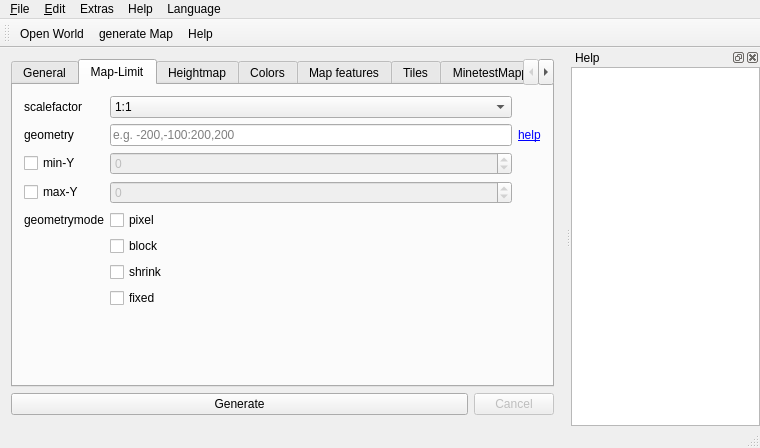
The window that mainwindow.ui (AirSThib/MinetestMapperGUI) describes before a commit, drawn with Qt 5.
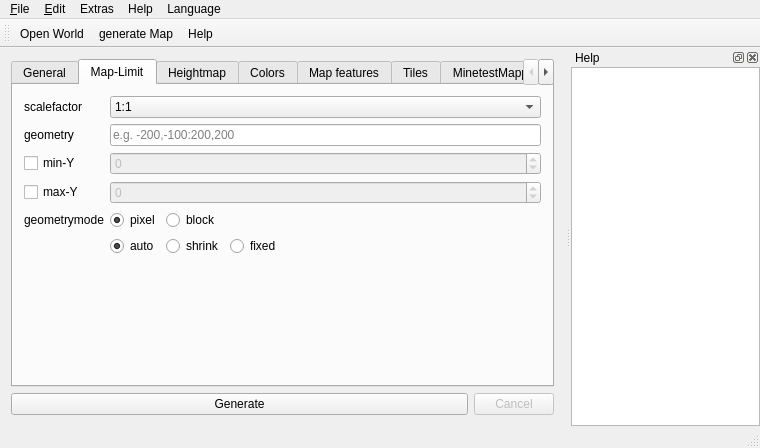
The same window after the commit. The open tabs and pages were chosen to show the change. Icons and pictures are not drawn. Custom widgets are drawn as their Qt base class.

Commit message: Improve Geometrymode (thanks to @Rogier-5)

Patch:
```diff
--- a/mainwindow.ui
+++ b/mainwindow.ui
@@ -198,40 +198,27 @@
         <string>Map-Limit</string>
        </attribute>
        <layout class="QGridLayout" name="gridLayout_8">
-        <item row="6" column="2">
-         <widget class="QCheckBox" name="geometrymode_block">
-          <property name="toolTip">
-           <string>The requested geometry will be extended so that the map does not contain partial map blocks (of 16x16 nodes each). At least all pixels covered by the geometry will be in the map, but there may be up to 15 more in every direction.</string>
+        <item row="11" column="4">
+         <spacer name="verticalSpacer_5">
+          <property name="orientation">
+           <enum>Qt::Vertical</enum>
           </property>
-          <property name="statusTip">
-           <string>round the coodinates to a multiple of 16.</string>
+          <property name="sizeHint" stdset="0">
+           <size>
+            <width>20</width>
+            <height>40</height>
+           </size>
           </property>
-          <property name="text">
-           <string>block</string>
-          </property>
-         </widget>
+         </spacer>
         </item>
-        <item row="3" column="0">
+        <item row="4" column="0">
          <widget class="QCheckBox" name="checkBox_minY">
           <property name="text">
            <string>min-Y</string>
           </property>
          </widget>
         </item>
-        <item row="5" column="2">
-         <widget class="QCheckBox" name="geometrymode_pixel">
-          <property name="toolTip">
-           <string>A map of exactly the requested size is generated (after adjustments due to the 'shrink' flag, or possible adjustments required by the scale factor).</string>
-          </property>
-          <property name="statusTip">
-           <string>interpret the coordinates with pixel granularity.</string>
-          </property>
-          <property name="text">
-           <string>pixel</string>
-          </property>
-         </widget>
-        </item>
-        <item row="4" column="0">
+        <item row="5" column="0">
          <widget class="QCheckBox" name="checkBox_maxY">
           <property name="statusTip">
            <string>Specify the upper height limit for the map</string>
@@ -241,33 +228,7 @@
           </property>
          </widget>
         </item>
-        <item row="9" column="2">
-         <spacer name="verticalSpacer_5">
-          <property name="orientation">
-           <enum>Qt::Vertical</enum>
-          </property>
-          <property name="sizeHint" stdset="0">
-           <size>
-            <width>20</width>
-            <height>40</height>
-           </size>
-          </property>
-         </spacer>
-        </item>
-        <item row="7" column="2">
-         <widget class="QCheckBox" name="geometrymode_shrink">
-          <property name="toolTip">
-           <string>Currently, shrinking is done with block granularity, and based on which blocks are in the database. As the database always contains a row or and column of empty, or partially empty blocks at the map edges, there will still be empty pixels at the edges of the map. Use --blockcolor to visualize these empty blocks.</string>
-          </property>
-          <property name="statusTip">
-           <string>Generate a map of at most the requested geometry. Shrink it to the smallest possible size that still includes the same information.</string>
-          </property>
-          <property name="text">
-           <string>shrink</string>
-          </property>
-         </widget>
-        </item>
-        <item row="3" column="2">
+        <item row="4" column="4">
          <widget class="QSpinBox" name="minY">
           <property name="enabled">
            <bool>false</bool>
@@ -286,17 +247,14 @@
           </property>
          </widget>
         </item>
-        <item row="1" column="2">
-         <widget class="QLineEdit" name="geometry">
+        <item row="1" column="0">
+         <widget class="QLabel" name="label_2">
           <property name="text">
-           <string notr="true"/>
-          </property>
-          <property name="placeholderText">
-           <string>e.g. -200,-100:200,200</string>
+           <string>geometry</string>
           </property>
          </widget>
         </item>
-        <item row="0" column="2">
+        <item row="0" column="4">
          <widget class="QComboBox" name="scalefactor">
           <property name="currentText">
            <string notr="true">1:1</string>
@@ -335,34 +293,14 @@
           </property>
          </widget>
         </item>
-        <item row="8" column="2">
-         <widget class="QCheckBox" name="geometrymode_fixed">
-          <property name="toolTip">
-           <string>NOTE: If this flag is used, and no actual geometry is specified, this would result in a maximum-size map (65536 x 65536), which is currently not possible, and will fail, due to a bug in the drawing library.</string>
-          </property>
-          <property name="statusTip">
-           <string>don't reduce the map size. What ever is specified using a geometry option, is what will be draw, even if partly or fully empty.</string>
-          </property>
-          <property name="text">
-           <string>fixed</string>
-          </property>
-         </widget>
-        </item>
-        <item row="1" column="0">
-         <widget class="QLabel" name="label_2">
-          <property name="text">
-           <string>geometry</string>
-          </property>
-         </widget>
-        </item>
-        <item row="5" column="0">
+        <item row="6" column="0">
          <widget class="QLabel" name="label_8">
           <property name="text">
            <string>geometrymode</string>
           </property>
          </widget>
         </item>
-        <item row="4" column="2">
+        <item row="5" column="4">
          <widget class="QSpinBox" name="maxY">
           <property name="enabled">
            <bool>false</bool>
@@ -381,10 +319,110 @@
           </property>
          </widget>
         </item>
-        <item row="1" column="3">
-         <widget class="QLabel" name="label_3">
+        <item row="6" column="4" rowspan="2">
+         <layout class="QGridLayout" name="gridLayout_10">
+          <item row="1" column="0">
+           <widget class="QRadioButton" name="geometrymode_auto">
+            <property name="text">
+             <string>auto</string>
+            </property>
+            <property name="checked">
+             <bool>true</bool>
+            </property>
+            <attribute name="buttonGroup">
+             <string notr="true">geometrymode_size_group</string>
+            </attribute>
+           </widget>
+          </item>
+          <item row="0" column="1">
+           <widget class="QRadioButton" name="geometrymode_block">
+            <property name="toolTip">
+             <string>The requested geometry will be extended so that the map does not contain partial map blocks (of 16x16 nodes each). At least all pixels covered by the geometry will be in the map, but there may be up to 15 more in every direction.</string>
+            </property>
+            <property name="statusTip">
+             <string>round the coodinates to a multiple of 16.</string>
+            </property>
+            <property name="text">
+             <string>block</string>
+            </property>
+            <attribute name="buttonGroup">
+             <string notr="true">geometrymode_granularity_group</string>
+            </attribute>
+           </widget>
+          </item>
+          <item row="1" column="1">
+           <widget class="QRadioButton" name="geometrymode_shrink">
+            <property name="toolTip">
+             <string>Currently, shrinking is done with block granularity, and based on which blocks are in the database. As the database always contains a row or and column of empty, or partially empty blocks at the map edges, there will still be empty pixels at the edges of the map. Use --blockcolor to visualize these empty blocks.</string>
+            </property>
+            <property name="statusTip">
+             <string>Generate a map of at most the requested geometry. Shrink it to the smallest possible size that still includes the same information.</string>
+            </property>
+            <property name="text">
+             <string>shrink</string>
+            </property>
+            <attribute name="buttonGroup">
+             <string notr="true">geometrymode_size_group</string>
+            </attribute>
+           </widget>
+          </item>
+          <item row="1" column="2">
+           <widget class="QRadioButton" name="geometrymode_fixed">
+            <property name="toolTip">
+             <string>NOTE: If this flag is used, and no actual geometry is specified, this would result in a maximum-size map (65536 x 65536), which is currently not possible, and will fail, due to a bug in the drawing library.</string>
+            </property>
+            <property name="statusTip">
+             <string>don't reduce the map size. What ever is specified using a geometry option, is what will be draw, even if partly or fully empty.</string>
+            </property>
+            <property name="text">
+             <string>fixed</string>
+            </property>
+            <attribute name="buttonGroup">
+             <string notr="true">geometrymode_size_group</string>
+            </attribute>
+           </widget>
+          </item>
+          <item row="0" column="0">
+           <widget class="QRadioButton" name="geometrymode_pixel">
+            <property name="toolTip">
+             <string>A map of exactly the requested size is generated (after adjustments due to the 'shrink' flag, or possible adjustments required by the scale factor).</string>
+            </property>
+            <property name="statusTip">
+             <string>interpret the coordinates with pixel granularity.</string>
+            </property>
+            <property name="text">
+             <string>pixel</string>
+            </property>
+            <property name="checked">
+             <bool>true</bool>
+            </property>
+            <attribute name="buttonGroup">
+             <string notr="true">geometrymode_granularity_group</string>
+            </attribute>
+           </widget>
+          </item>
+          <item row="1" column="3">
+           <spacer name="horizontalSpacer">
+            <property name="orientation">
+             <enum>Qt::Horizontal</enum>
+            </property>
+            <property name="sizeHint" stdset="0">
+             <size>
+              <width>40</width>
+              <height>20</height>
+             </size>
+            </property>
+           </spacer>
+          </item>
+         </layout>
+        </item>
+        <item row="1" column="4">
+         <widget class="QLineEdit" name="geometry">
           <property name="text">
-           <string>&lt;html&gt;&lt;head/&gt;&lt;body&gt;&lt;p&gt;&lt;a href=&quot;geometry-syntax&quot;&gt;&lt;span style=&quot; text-decoration: underline; color:#0000ff;&quot;&gt;help&lt;/span&gt;&lt;/a&gt;&lt;/p&gt;&lt;/body&gt;&lt;/html&gt;</string>
+           <string notr="true"/>
+          </property>
+          <property name="placeholderText">
+           <string>e.g. -200,-100:200,200</string>
           </property>
          </widget>
         </item>
```
Left out of the diff: 38 changed lines with no effect on the pictures. The commit also changes 2 other files.
